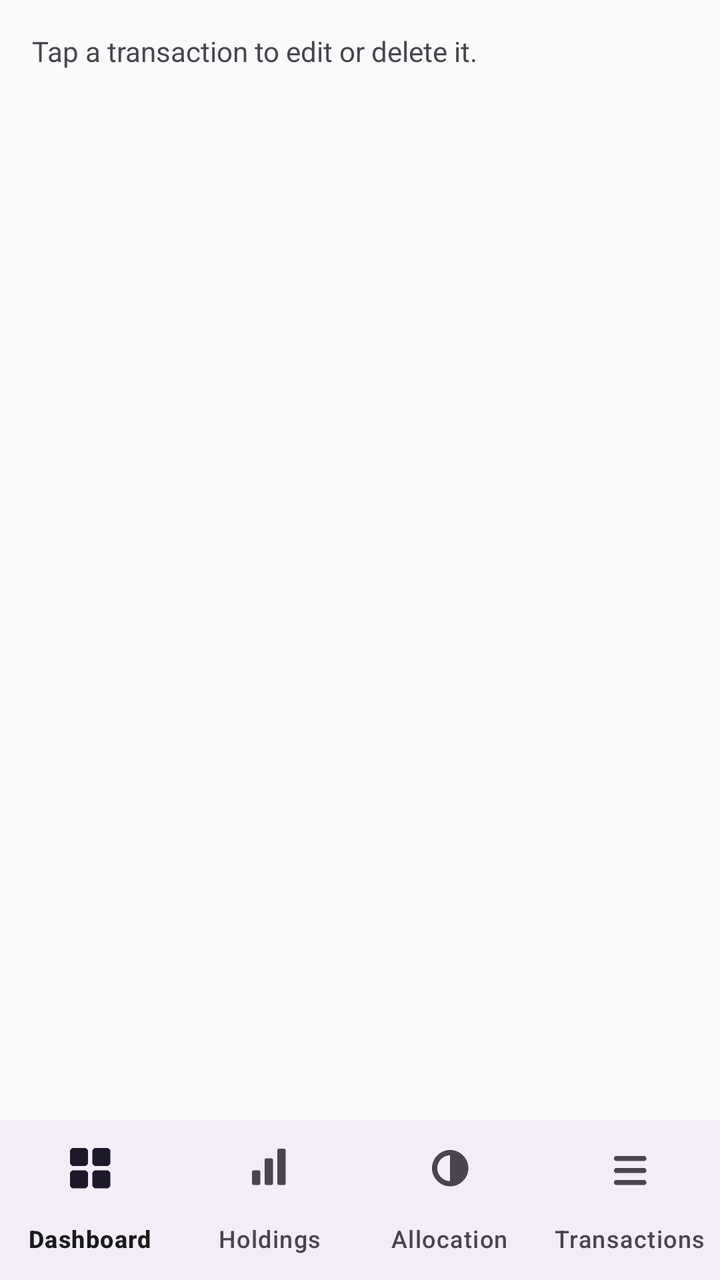
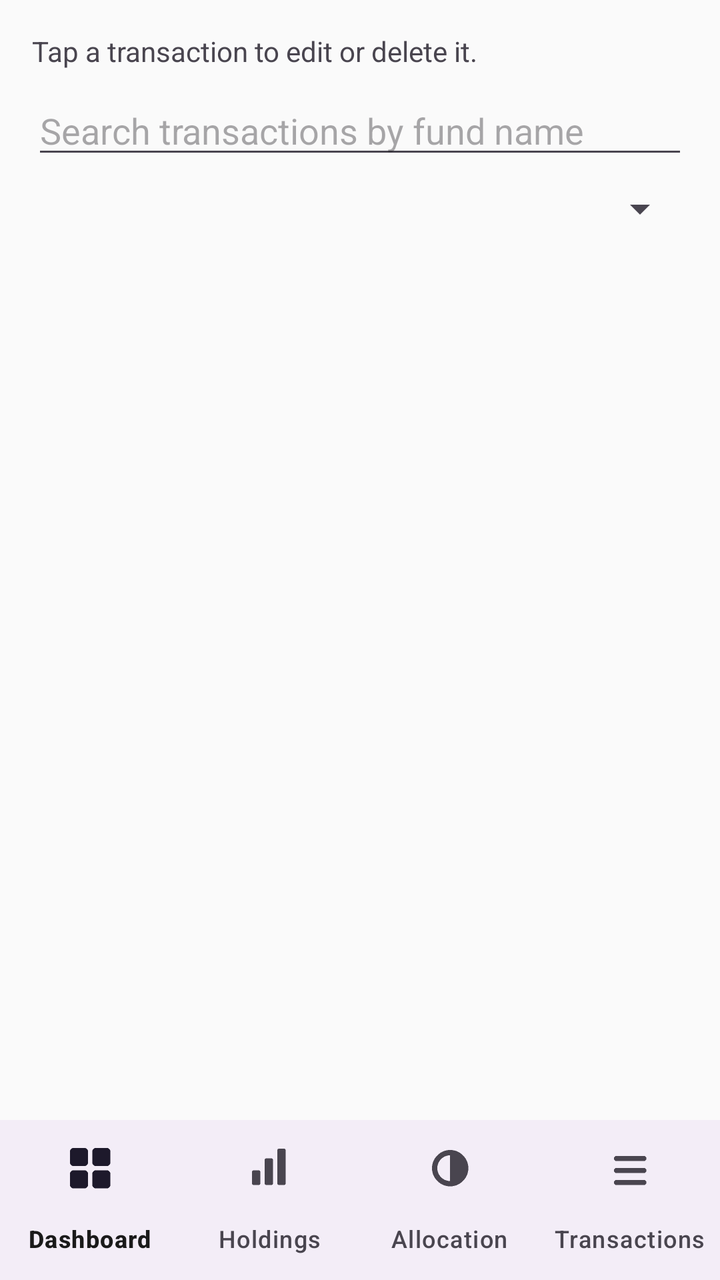

The first picture is an Android layout as it rendered before a commit; the second is the same layout after the commit. The layout source and the unified diff follow.
<!-- AndroidManifest.xml: application theme Theme.PersonalPortfolio -->
<!-- res/layout/activity_transactions.xml -->
<?xml version="1.0" encoding="utf-8"?>
<LinearLayout xmlns:android="http://schemas.android.com/apk/res/android"
    xmlns:app="http://schemas.android.com/apk/res-auto"
    android:layout_width="match_parent"
    android:layout_height="match_parent"
    android:orientation="vertical">

    <LinearLayout
        android:layout_width="match_parent"
        android:layout_height="0dp"
        android:layout_weight="1"
        android:orientation="vertical"
        android:padding="16dp">

        <TextView
            android:layout_width="match_parent"
            android:layout_height="wrap_content"
            android:textSize="14sp"
            android:text="Tap a transaction to edit or delete it." />

        <androidx.recyclerview.widget.RecyclerView
            android:id="@+id/transactionsRecyclerView"
            android:layout_width="match_parent"
            android:layout_height="0dp"
            android:layout_weight="1"
            android:layout_marginTop="12dp" />

    </LinearLayout>

    <com.google.android.material.bottomnavigation.BottomNavigationView
        android:id="@+id/bottomNav"
        android:layout_width="match_parent"
        android:layout_height="wrap_content"
        app:menu="@menu/bottom_nav_menu"
        app:labelVisibilityMode="labeled" />

</LinearLayout>
<!-- resources referenced by this layout -->
<resources>
  <style name="Theme.PersonalPortfolio" parent="Theme.Material3.DayNight.NoActionBar">
          <item name="colorPrimary">@color/colorPrimary</item>
          <item name="colorPrimaryVariant">@color/colorPrimaryVariant</item>
          <item name="colorOnPrimary">@color/colorOnPrimary</item>
  
          <item name="colorSecondary">@color/colorSecondary</item>
          <item name="colorOnSecondary">@color/colorOnSecondary</item>
  
          <item name="android:colorBackground">@color/colorBackground</item>
          <item name="colorOnBackground">@color/colorOnBackground</item>
  
          <item name="colorSurface">@color/colorSurface</item>
          <item name="colorOnSurface">@color/colorOnSurface</item>
  
          <item name="android:statusBarColor">@color/colorPrimaryVariant</item>
      </style>
  <color name="colorPrimary">#1B5E20</color>
  <color name="colorPrimaryVariant">#0D3B12</color>
  <color name="colorOnPrimary">#FFFFFF</color>
  <color name="colorSecondary">#00897B</color>
  <color name="colorOnSecondary">#FFFFFF</color>
  <color name="colorBackground">#FAFAFA</color>
  <color name="colorOnBackground">#1A1A1A</color>
  <color name="colorSurface">#FFFFFF</color>
  <color name="colorOnSurface">#1A1A1A</color>
</resources>

<!-- the commit's change to res/layout/activity_transactions.xml (unified diff, before → after) -->
@@ -18,6 +18,20 @@
             android:textSize="14sp"
             android:text="Tap a transaction to edit or delete it." />
 
+        <EditText
+            android:id="@+id/transactionsSearchInput"
+            android:layout_width="match_parent"
+            android:layout_height="wrap_content"
+            android:layout_marginTop="8dp"
+            android:hint="Search transactions by fund name"
+            android:inputType="text" />
+
+        <Spinner
+            android:id="@+id/transactionsSortSpinner"
+            android:layout_width="match_parent"
+            android:layout_height="wrap_content"
+            android:layout_marginTop="8dp" />
+
         <androidx.recyclerview.widget.RecyclerView
             android:id="@+id/transactionsRecyclerView"
             android:layout_width="match_parent"
